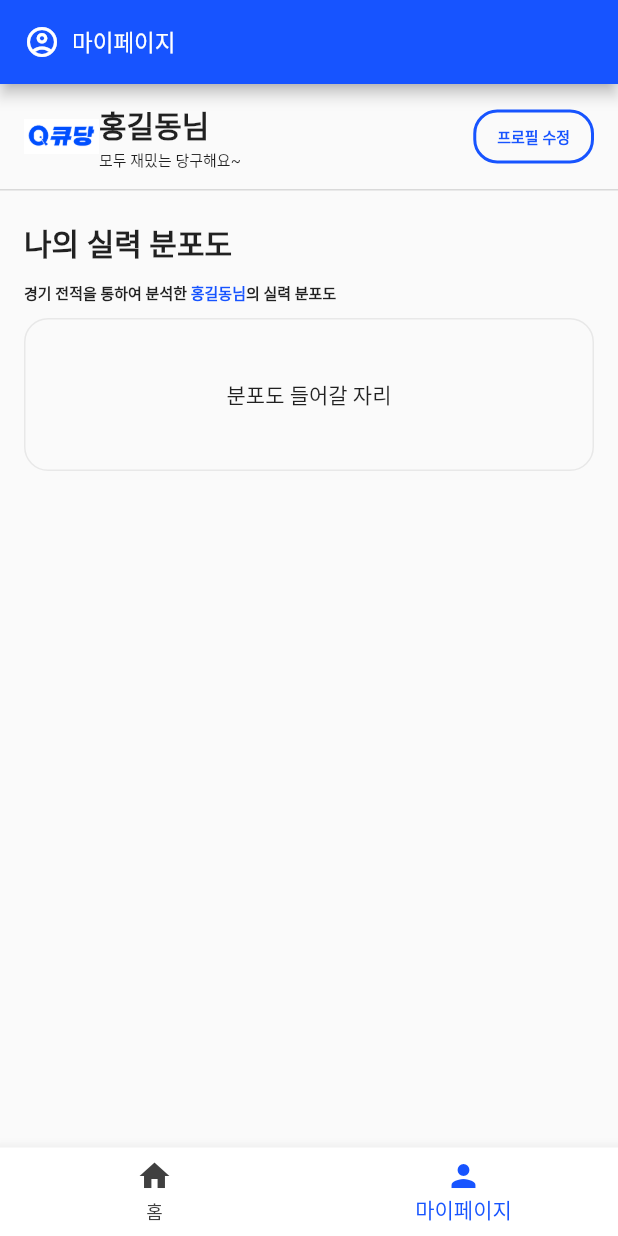
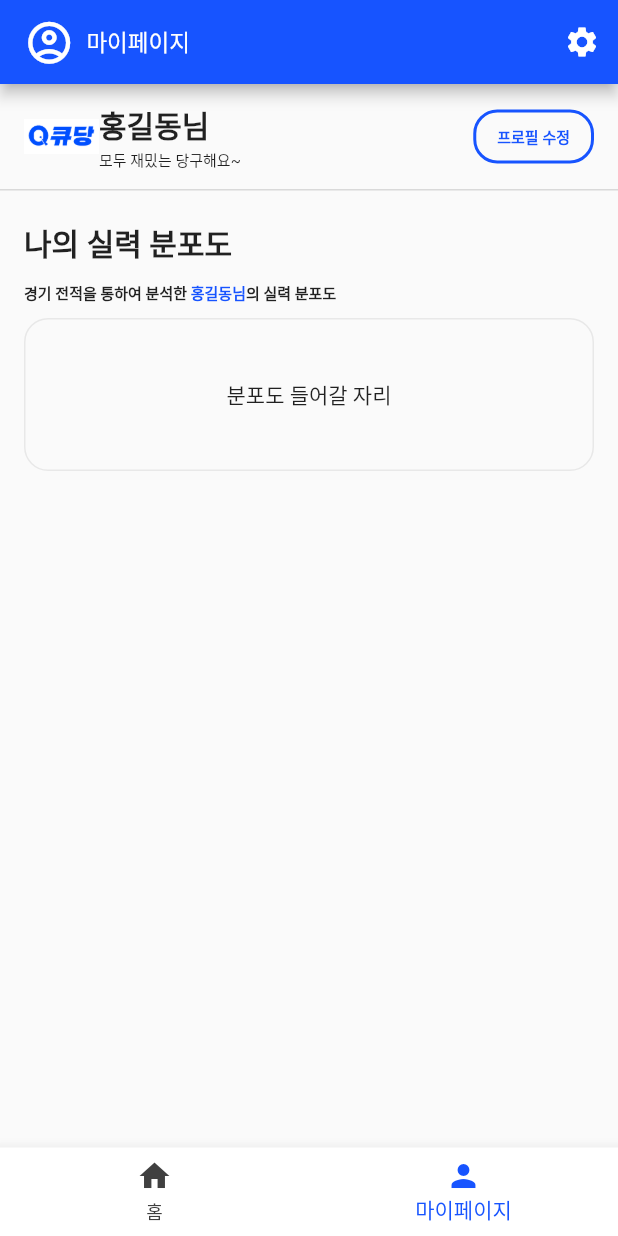
Before and after one commit to Q-Dang/qdang_front, a Flutter app: the screen it shows after launch, item 2 of the bottom bar chosen, on a phone screen of 412 x 824 dp. Run offline on Flutter 3.47's test engine with Material 2 defaults, Android fonts, the phone set to English and light mode, and no system bars.

Commit message:
add const

```diff
--- a/q_dang/lib/Component/ability_distribution.dart
+++ b/q_dang/lib/Component/ability_distribution.dart
@@ -4,7 +4,7 @@ import 'package:q_dang/Constant/colors.dart';
 class AbilityDistribution extends StatelessWidget {
   String name;
 
-  AbilityDistribution({required this.name});
+  AbilityDistribution({super.key, required this.name});
   @override
   Widget build(BuildContext context) {
     return Padding(
@@ -12,19 +12,19 @@ class AbilityDistribution extends StatelessWidget {
       child: Column(
         crossAxisAlignment: CrossAxisAlignment.stretch,
         children: [
-          Text(
+          const Text(
             '나의 실력 분포도',
             style: TextStyle(
               fontSize: 20,
               fontWeight: FontWeight.w700,
             ),
           ),
-          SizedBox(
+          const SizedBox(
             height: 10,
           ),
           Row(
             children: [
-              Text(
+              const Text(
                 '경기 전적을 통하여 분석한 ',
                 style: TextStyle(
                   fontSize: 10,
@@ -33,13 +33,13 @@ class AbilityDistribution extends StatelessWidget {
               ),
               Text(
                 '$name님',
-                style: TextStyle(
+                style: const TextStyle(
                   color: kprimaryColor,
                   fontSize: 10,
                   fontWeight: FontWeight.w700,
                 ),
               ),
-              Text(
+              const Text(
                 '의 실력 분포도',
                 style: TextStyle(
                   fontSize: 10,
@@ -48,14 +48,14 @@ class AbilityDistribution extends StatelessWidget {
               )
             ],
           ),
-          SizedBox(
+          const SizedBox(
             height: 10,
           ),
           Container(
             decoration: BoxDecoration(
                 borderRadius: BorderRadius.circular(16),
-                border: Border.all(color: Color(0xFFE8E8E8))),
-            child: SizedBox(
+                border: Border.all(color: const Color(0xFFE8E8E8))),
+            child: const SizedBox(
                 height: 100,
                 width: 100,
                 child: Center(child: Text("분포도 들어갈 자리"))),
--- a/q_dang/lib/Component/my_page_appbar.dart
+++ b/q_dang/lib/Component/my_page_appbar.dart
@@ -9,11 +9,11 @@ class MyPageAppBar extends StatelessWidget with PreferredSizeWidget {
     return AppBar(
       title: Row(
         children: [
-          Icon(Icons.account_circle_outlined),
-          SizedBox(
+          Icon(Icons.account_circle_outlined, size: preferredSize.height * 0.6),
+          const SizedBox(
             width: 8,
           ),
-          Text(
+          const Text(
             '마이페이지',
             style: TextStyle(
                 color: Colors.white, fontSize: 15, fontWeight: FontWeight.w500),
@@ -21,12 +21,12 @@ class MyPageAppBar extends StatelessWidget with PreferredSizeWidget {
         ],
       ),
       backgroundColor: kprimaryColor,
-      // actions: [
-      //   IconButton(
-      //       color: Colors.white,
-      //       onPressed: _onSettingPressed,
-      //       icon: const Icon(Icons.settings)),
-      // ],
+      actions: [
+        IconButton(
+            color: Colors.white,
+            onPressed: _onSettingPressed,
+            icon: const Icon(Icons.settings)),
+      ],
     );
   }
 
--- a/q_dang/lib/Component/my_profile.dart
+++ b/q_dang/lib/Component/my_profile.dart
@@ -4,12 +4,12 @@ import 'package:q_dang/Constant/colors.dart';
 class MyProfile extends StatelessWidget {
   final String name;
 
-  MyProfile({required this.name});
+  const MyProfile({super.key, required this.name});
 
   @override
   Widget build(BuildContext context) {
     return Padding(
-      padding: EdgeInsets.symmetric(vertical: 10, horizontal: 16),
+      padding: const EdgeInsets.symmetric(vertical: 10, horizontal: 16),
       child: Row(
         children: [
           Image.asset(
@@ -23,9 +23,10 @@ class MyProfile extends StatelessWidget {
               children: [
                 Text(
                   '$name님',
-                  style: TextStyle(fontSize: 20, fontWeight: FontWeight.w700),
+                  style: const TextStyle(
+                      fontSize: 20, fontWeight: FontWeight.w700),
                 ),
-                Text(
+                const Text(
                   '모두 재밌는 당구해요~',
                   style: TextStyle(
                     fontSize: 10,
@@ -37,7 +38,7 @@ class MyProfile extends StatelessWidget {
           OutlinedButton(
               onPressed: () {},
               style: OutlinedButton.styleFrom(
-                side: BorderSide(
+                side: const BorderSide(
                   color: kprimaryColor,
                   width: 2,
                   style: BorderStyle.solid,
@@ -45,7 +46,7 @@ class MyProfile extends StatelessWidget {
                 shape: RoundedRectangleBorder(
                     borderRadius: BorderRadius.circular(16)),
               ),
-              child: Text(
+              child: const Text(
                 '프로필 수정',
                 style: TextStyle(
                     color: kprimaryColor,
--- a/q_dang/lib/Screen/home_screen.dart
+++ b/q_dang/lib/Screen/home_screen.dart
@@ -28,7 +28,7 @@ class _HomeScreenState extends State<HomeScreen> {
       child: Scaffold(
           body: Column(
         children: [
-          Welcome(name: '홍길동'),
+          const Welcome(name: '홍길동'),
           Expanded(
             child: SingleChildScrollView(
               child: Column(
```
